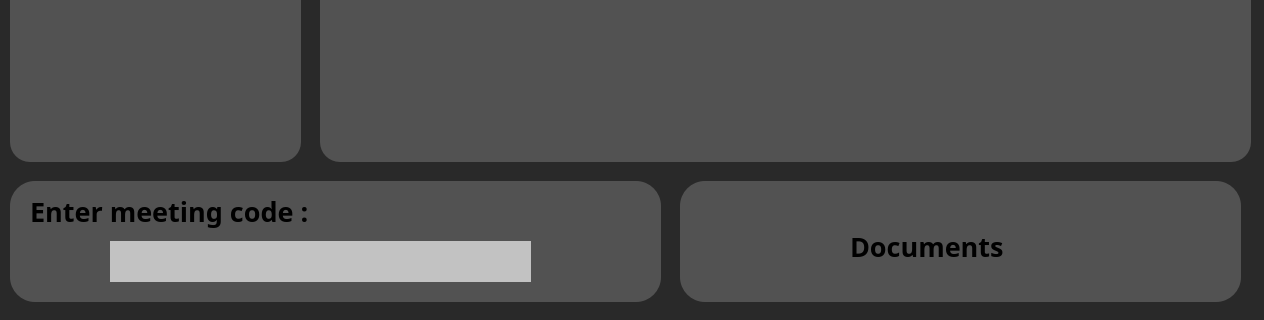
Before: the Qt Designer form app/main_App.ui in Aby-ss/ConnectWave, drawn with Qt 5; both pictures show x 0 to 1264 and y 449 to 769 of the 1264 by 769 pixel window.
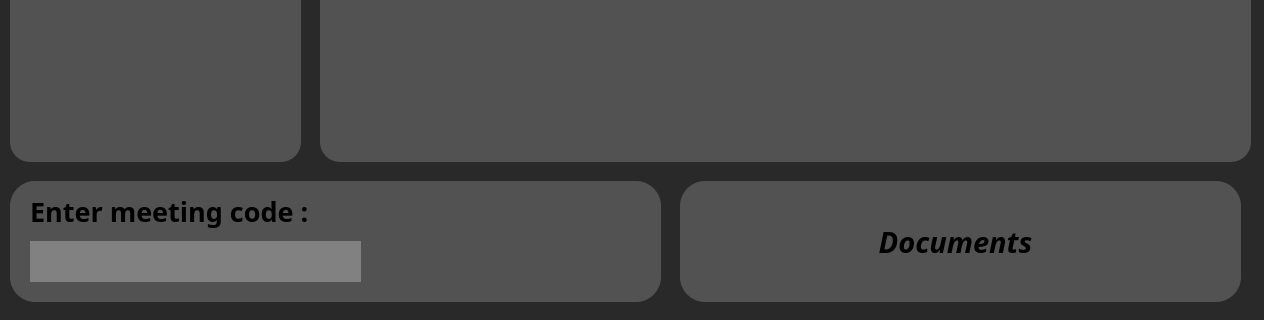
After: the same form once the commit is applied.

Commit message: Updated UI ✅ + Added UI button ✅ + Added Meeting code input area ✅

Diff of the .ui file:
```diff
--- a/app/main_App.ui
+++ b/app/main_App.ui
@@ -99,17 +99,26 @@
      <string>Enter meeting code :</string>
     </property>
    </widget>
-   <widget class="QTextEdit" name="meeting_code">
+   <widget class="QLineEdit" name="lineEdit">
     <property name="geometry">
      <rect>
-      <x>100</x>
+      <x>20</x>
       <y>60</y>
-      <width>421</width>
+      <width>331</width>
       <height>41</height>
      </rect>
     </property>
+    <property name="font">
+     <font>
+      <family>Mulish ExtraBlack</family>
+      <pointsize>11</pointsize>
+      <weight>75</weight>
+      <bold>true</bold>
+     </font>
+    </property>
     <property name="styleSheet">
-     <string notr="true">background-color: rgb(194, 194, 194)</string>
+     <string notr="true">background-color: rgb(129, 129, 129);
+</string>
     </property>
    </widget>
   </widget>
@@ -126,21 +135,24 @@
     <string notr="true">background-color: rgb(82, 82, 82);
 border-radius: 25px;</string>
    </property>
-   <widget class="QLabel" name="docs_text">
+   <widget class="QPushButton" name="Docs_btn">
     <property name="geometry">
      <rect>
-      <x>170</x>
-      <y>50</y>
-      <width>181</width>
-      <height>31</height>
+      <x>30</x>
+      <y>30</y>
+      <width>491</width>
+      <height>61</height>
      </rect>
     </property>
     <property name="font">
      <font>
-      <family>Mulish ExtraBold</family>
-      <pointsize>20</pointsize>
+      <family>Muli ExtraBold</family>
+      <pointsize>22</pointsize>
       <weight>75</weight>
+      <italic>true</italic>
       <bold>true</bold>
+      <underline>false</underline>
+      <strikeout>false</strikeout>
      </font>
     </property>
     <property name="text">
```
